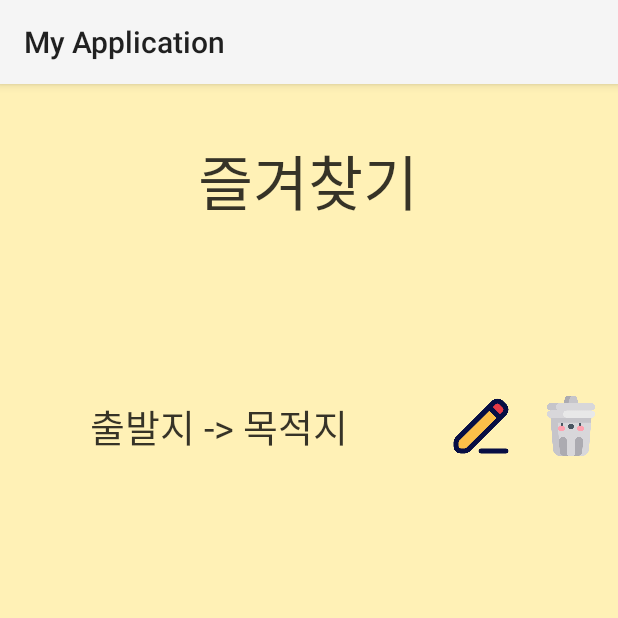
After one commit to legowww/TTO-app, an Android app: the Favorites screen opened directly, with no data from a screen before it, on a phone screen of 412 x 824 dp, the top half of it. The commit adds this screen. Run offline under Robolectric (Android 15) with nearby library versions, the phone set to English and light mode, and no system bars.

Commit message:
version 1.0.8 - made favorites page & searching process succeed

```diff
--- a/front/MyApplication_luis/MyApplication_luis/app/src/main/AndroidManifest.xml
+++ b/front/MyApplication_luis/MyApplication_luis/app/src/main/AndroidManifest.xml
@@ -18,6 +18,13 @@
         android:usesCleartextTraffic="true"
         tools:replace="android:appComponentFactory"
         tools:targetApi="32">
+        <activity
+            android:name=".Favorites"
+            android:exported="false">
+            <meta-data
+                android:name="android.app.lib_name"
+                android:value="" />
+        </activity>
         <activity
             android:name=".Mypage"
             android:exported="true">
--- /dev/null
+++ b/front/MyApplication_luis/MyApplication_luis/app/src/main/java/com/example/myapplication/Favorites.kt
@@ -0,0 +1,11 @@
+package com.example.myapplication
+
+import androidx.appcompat.app.AppCompatActivity
+import android.os.Bundle
+
+class Favorites : AppCompatActivity() {
+    override fun onCreate(savedInstanceState: Bundle?) {
+        super.onCreate(savedInstanceState)
+        setContentView(R.layout.activity_favorites)
+    }
+}
--- a/front/MyApplication_luis/MyApplication_luis/app/src/main/java/com/example/myapplication/Routelist.kt
+++ b/front/MyApplication_luis/MyApplication_luis/app/src/main/java/com/example/myapplication/Routelist.kt
@@ -17,6 +17,7 @@ import kotlinx.android.synthetic.main.activity_login.*
 import retrofit2.Call
 import retrofit2.Callback
 import retrofit2.Response
+import kotlin.math.round
 
 class Routelist : AppCompatActivity() {
     override fun onCreate(savedInstanceState: Bundle?) {
@@ -32,7 +33,12 @@ class Routelist : AppCompatActivity() {
         val destination = geocoder.getFromLocationName(end, 1)
 
         // 출발지, 목적지 위도 경도값
-        val lc = LocationCoordinate(startpoint[0].latitude.toString(), startpoint[0].longitude.toString(), destination[0].latitude.toString(), destination[0].longitude.toString())
+        val lc = LocationCoordinate((round(startpoint[0].longitude * 1000000) / 1000000).toString(), (round(startpoint[0].latitude * 1000000) / 1000000).toString(), (round(destination[0].longitude * 1000000) / 1000000).toString(), (round(destination[0].latitude * 1000000) / 1000000).toString())
+
+        println(round(startpoint[0].latitude * 1000000) / 1000000)
+        println(round(startpoint[0].longitude * 1000000) / 1000000)
+        println(round(destination[0].latitude * 1000000) / 1000000)
+        println(round(destination[0].longitude * 1000000) / 1000000)
 
         //경로를 받을 리스트 생성
         var responseTimeRoutes =  ArrayList<TimeRoute>()
@@ -59,7 +65,7 @@ class Routelist : AppCompatActivity() {
                     var count : (Int) = 0 // 받아온 데이터 개수 카운터
                     for (timeRoute in timeRoutes) {
                         //경로 추가(최대 5개 까지 담길 수 있음)
-                        //println("${timeRoute.time}")
+                        println("${timeRoute.time}")
                         time[count].setText(timeRoute.time)
                         responseTimeRoutes.add(timeRoute)
                         count++
--- a/front/MyApplication_luis/MyApplication_luis/app/src/main/res/layout/activity_detail.xml
+++ b/front/MyApplication_luis/MyApplication_luis/app/src/main/res/layout/activity_detail.xml
@@ -14,13 +14,14 @@
         android:fontFamily="@font/jalnan"
         android:gravity="center"
         android:text="상세정보"
-        android:textSize="30dp"
+        android:textSize="40dp"
+        android:textColor="@color/black"
         app:layout_constraintBottom_toBottomOf="parent"
         app:layout_constraintEnd_toEndOf="parent"
         app:layout_constraintHorizontal_bias="0.497"
         app:layout_constraintStart_toStartOf="parent"
         app:layout_constraintTop_toTopOf="parent"
-        app:layout_constraintVertical_bias="0.043" />
+        app:layout_constraintVertical_bias="0.049" />
 
     <TextView
         android:id="@+id/detail2"
--- /dev/null
+++ b/front/MyApplication_luis/MyApplication_luis/app/src/main/res/layout/activity_favorites.xml
@@ -0,0 +1,73 @@
+<?xml version="1.0" encoding="utf-8"?>
+<androidx.constraintlayout.widget.ConstraintLayout xmlns:android="http://schemas.android.com/apk/res/android"
+    xmlns:app="http://schemas.android.com/apk/res-auto"
+    xmlns:tools="http://schemas.android.com/tools"
+    android:layout_width="match_parent"
+    android:layout_height="match_parent"
+    tools:context=".Favorites"
+    android:background="@color/background">
+
+
+    <TextView
+        android:id="@+id/title"
+        android:layout_width="wrap_content"
+        android:layout_height="wrap_content"
+        android:fontFamily="@font/jalnan"
+        android:text="즐겨찾기"
+        android:textColor="@color/black"
+        android:textSize="40dp"
+        app:layout_constraintBottom_toBottomOf="parent"
+        app:layout_constraintEnd_toEndOf="parent"
+        app:layout_constraintHorizontal_bias="0.498"
+        app:layout_constraintStart_toStartOf="parent"
+        app:layout_constraintTop_toTopOf="parent"
+        app:layout_constraintVertical_bias="0.049" />
+
+    <LinearLayout
+        android:layout_width="409dp"
+        android:layout_height="600dp"
+        android:orientation="vertical"
+        app:layout_constraintBottom_toBottomOf="parent"
+        app:layout_constraintEnd_toEndOf="parent"
+        app:layout_constraintStart_toStartOf="parent"
+        app:layout_constraintTop_toTopOf="parent"
+        app:layout_constraintVertical_bias="1.0">
+
+
+        <LinearLayout
+            android:layout_width="match_parent"
+            android:layout_height="120dp"
+            android:orientation="horizontal" >
+
+            <TextView
+                android:id="@+id/textView6"
+                android:layout_width="289dp"
+                android:layout_height="120dp"
+                android:fontFamily="@font/jalnan"
+                android:gravity="center"
+                android:text="출발지 -> 목적지"
+                android:textSize="25dp"
+                android:textColor="@color/black"/>
+
+            <ImageButton
+                android:id="@+id/button"
+                android:layout_width="40dp"
+                android:layout_height="120dp"
+                android:layout_margin="10dp"
+                android:src="@drawable/edit"
+                android:scaleType="fitCenter"
+                android:layout_gravity="center"
+                android:background="@color/transparent"/>
+
+            <ImageButton
+                android:id="@+id/button2"
+                android:layout_width="40dp"
+                android:layout_height="120dp"
+                android:layout_margin="10dp"
+                android:src="@drawable/trash_can"
+                android:scaleType="fitCenter"
+                android:layout_gravity="center"
+                android:background="@color/transparent"/>
+        </LinearLayout>
+    </LinearLayout>
+</androidx.constraintlayout.widget.ConstraintLayout>
--- a/front/MyApplication_luis/MyApplication_luis/app/src/main/res/layout/activity_my_page.xml
+++ b/front/MyApplication_luis/MyApplication_luis/app/src/main/res/layout/activity_my_page.xml
@@ -15,7 +15,7 @@
         android:fontFamily="@font/jalnan"
         android:text="마이페이지"
         android:textColor="@color/black"
-        android:textSize="30dp"
+        android:textSize="40dp"
         app:layout_constraintBottom_toBottomOf="parent"
         app:layout_constraintEnd_toEndOf="parent"
         app:layout_constraintHorizontal_bias="0.498"
--- a/front/MyApplication_luis/MyApplication_luis/app/src/main/res/layout/activity_route_list.xml
+++ b/front/MyApplication_luis/MyApplication_luis/app/src/main/res/layout/activity_route_list.xml
@@ -15,14 +15,14 @@
         android:fontFamily="@font/jalnan"
         android:gravity="center"
         android:text="검색결과"
-        android:textSize="30dp"
+        android:textSize="40dp"
         android:textColor="@color/black"
         app:layout_constraintBottom_toBottomOf="parent"
         app:layout_constraintEnd_toEndOf="parent"
         app:layout_constraintHorizontal_bias="0.497"
         app:layout_constraintStart_toStartOf="parent"
         app:layout_constraintTop_toTopOf="parent"
-        app:layout_constraintVertical_bias="0.043" />
+        app:layout_constraintVertical_bias="0.049" />
 
     <com.google.android.material.tabs.TabLayout
         android:id="@+id/tabs"
--- a/front/MyApplication_luis/MyApplication_luis/app/src/main/res/layout/activity_sign_up.xml
+++ b/front/MyApplication_luis/MyApplication_luis/app/src/main/res/layout/activity_sign_up.xml
@@ -163,11 +163,11 @@
         android:gravity="center"
         android:text="회원가입"
         android:textColor="@color/black"
-        android:textSize="37dp"
+        android:textSize="40dp"
         app:layout_constraintBottom_toBottomOf="parent"
         app:layout_constraintEnd_toEndOf="parent"
         app:layout_constraintHorizontal_bias="0.498"
         app:layout_constraintStart_toStartOf="parent"
         app:layout_constraintTop_toTopOf="parent"
-        app:layout_constraintVertical_bias="0.07" />
+        app:layout_constraintVertical_bias="0.049" />
 </androidx.constraintlayout.widget.ConstraintLayout>
```
Also changed, not shown: front/MyApplication_luis/MyApplication_luis/app/src/main/res/drawable/edit.png (added), front/MyApplication_luis/MyApplication_luis/app/src/main/res/drawable/trash_can.png (added).
